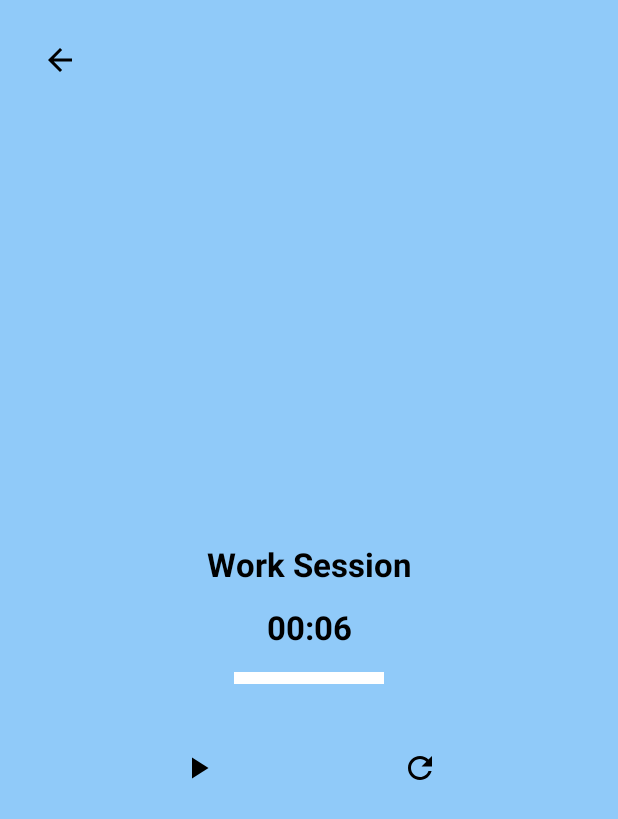
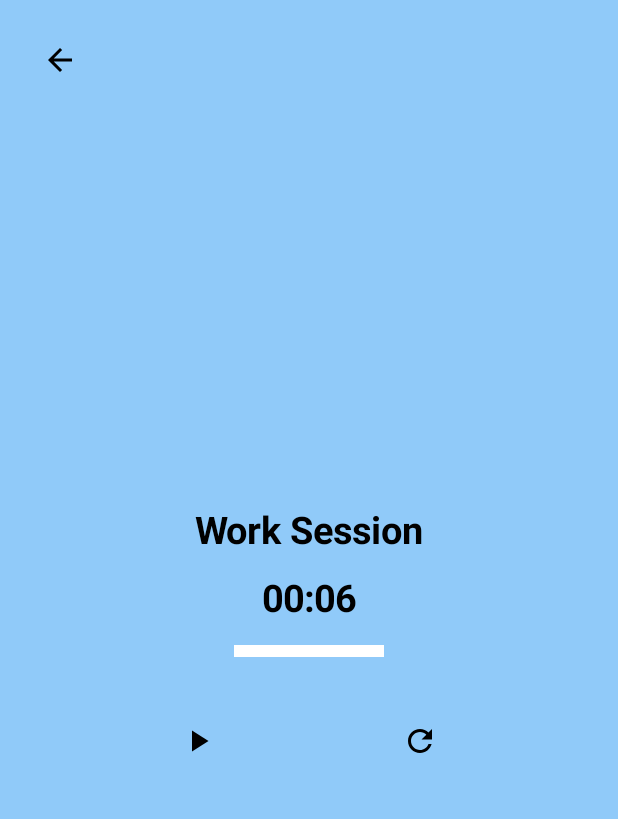
Before and after one commit to pierre-teodoresco/ChillBox, an Android app built with Jetpack Compose: the PomodoroActivity screen opened directly, with no data from a screen before it, on a phone screen of 412 x 824 dp. Shown: the top 819 px of the screen. Run offline under Robolectric (Android 15) with nearby library versions, the phone set to English and light mode, and no system bars; our stand-ins replace livedata-compose.

Commit message:
adapt size of pomodoro timer screen text

```diff
--- a/app/src/main/java/com/example/chillbox/ui/PomodoroActivity.kt
+++ b/app/src/main/java/com/example/chillbox/ui/PomodoroActivity.kt
@@ -32,6 +32,7 @@ import androidx.compose.ui.res.painterResource
 import androidx.compose.ui.text.font.FontWeight
 import androidx.compose.ui.tooling.preview.Preview
 import androidx.compose.ui.unit.dp
+import androidx.compose.ui.unit.sp
 import com.example.chillbox.R
 import com.example.chillbox.model.PomodoroSessionType
 import com.example.chillbox.ui.components.BackButton
@@ -84,7 +85,7 @@ fun PomodoroScreen(viewModel: PomodoroViewModel = PomodoroViewModel()) {
             BackButton(scaleFactor = scaleFactor)
         }
 
-        Spacer(modifier = Modifier.height((300 * scaleFactor).dp))
+        Spacer(modifier = Modifier.height((275 * scaleFactor).dp))
 
         // Session Type Display (Work Session, Rest Session, Long Rest Session)
         Text(
@@ -94,7 +95,7 @@ fun PomodoroScreen(viewModel: PomodoroViewModel = PomodoroViewModel()) {
                 PomodoroSessionType.LongRest -> "Long Rest Session"
                 else -> "Work Session"
             },
-            style = MaterialTheme.typography.titleLarge,
+            style = MaterialTheme.typography.titleLarge.copy(fontSize = (25 * scaleFactor).sp)
         )
 
         Spacer(modifier = Modifier.height((16 * scaleFactor).dp))
@@ -102,7 +103,7 @@ fun PomodoroScreen(viewModel: PomodoroViewModel = PomodoroViewModel()) {
         // Timer Display (Minutes:Seconds)
         Text(
             text = timerValue, // Display timer value as MM:SS
-            style = MaterialTheme.typography.titleLarge,
+            style = MaterialTheme.typography.titleLarge.copy(fontSize = (25 * scaleFactor).sp),
             fontWeight = FontWeight.Bold,
         )
 
```
